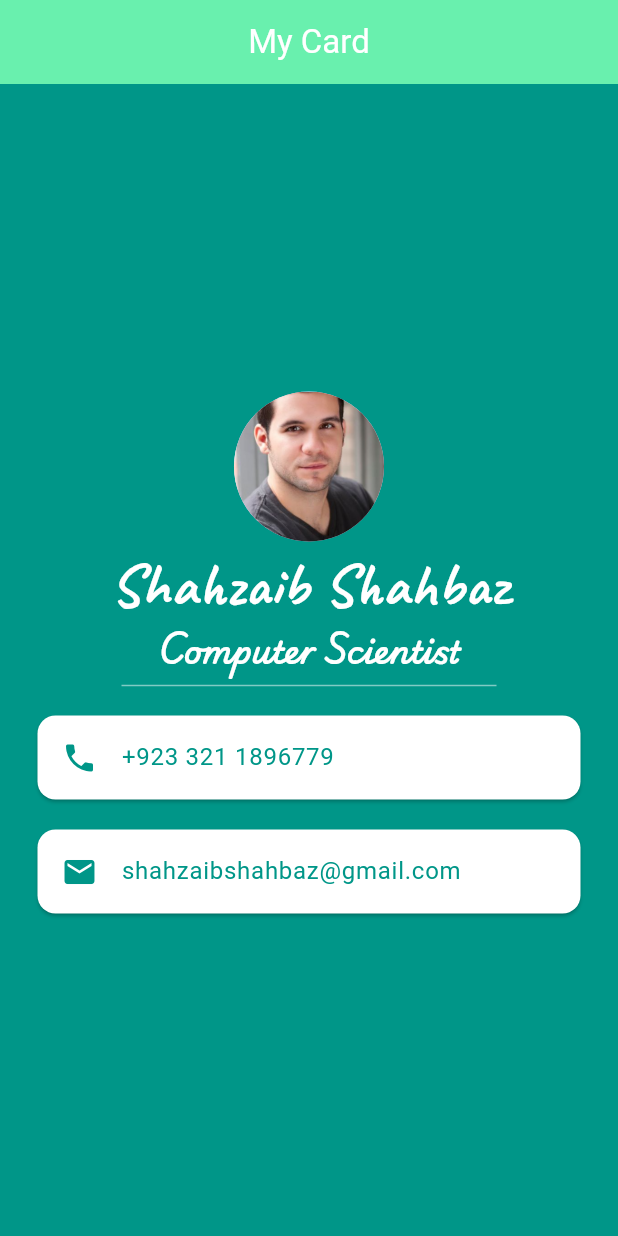
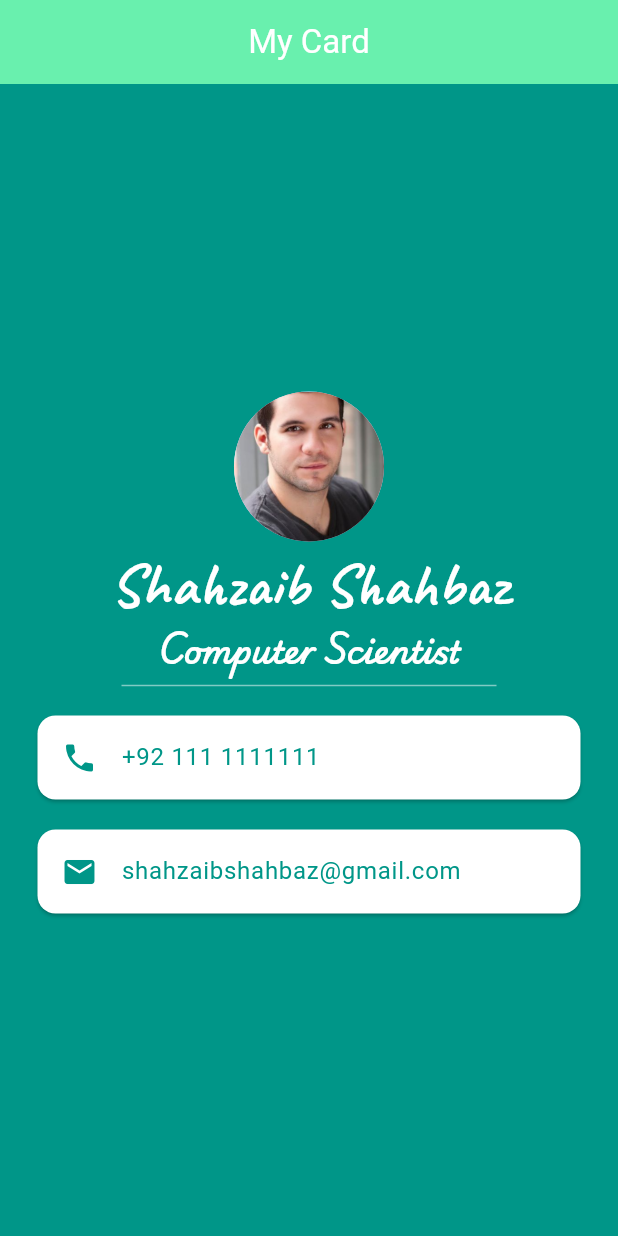
Before and after one commit to ShahzaibShahbaz/Random-Flutter, a Flutter app: the screen it shows after launch, on a phone screen of 412 x 824 dp. Run offline on Flutter 3.47's test engine with Material 3 defaults, Android fonts, the phone set to English and light mode, and no system bars; our stand-ins replace google_fonts.

Commit message:
updated maim.dart
changed number

```diff
--- a/lib/main.dart
+++ b/lib/main.dart
@@ -42,7 +42,7 @@ class MyApp extends StatelessWidget {
                   margin: EdgeInsets.symmetric(vertical: 10, horizontal: 25),
                   child: ListTile(
                     leading: Icon(Icons.phone, color: Colors.teal,),
-                    title: Text('+923 321 1896779', style: TextStyle(color: Colors.teal),),
+                    title: Text('+92 111 1111111', style: TextStyle(color: Colors.teal),),
                   ),
                 ),
 
```
